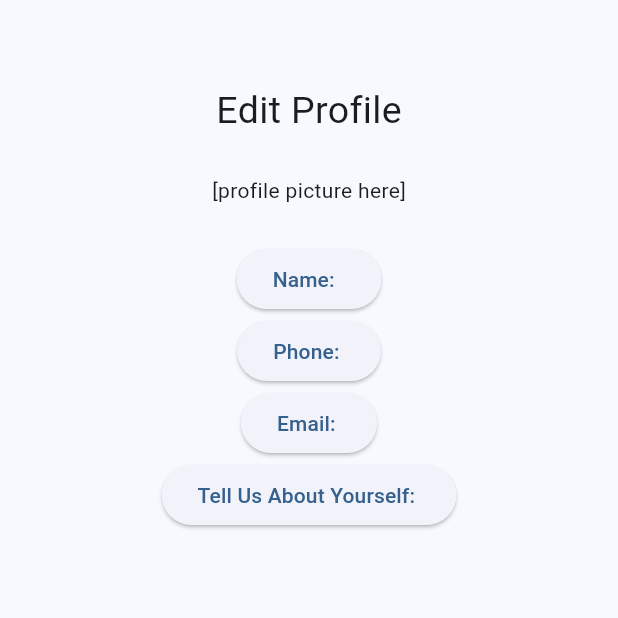
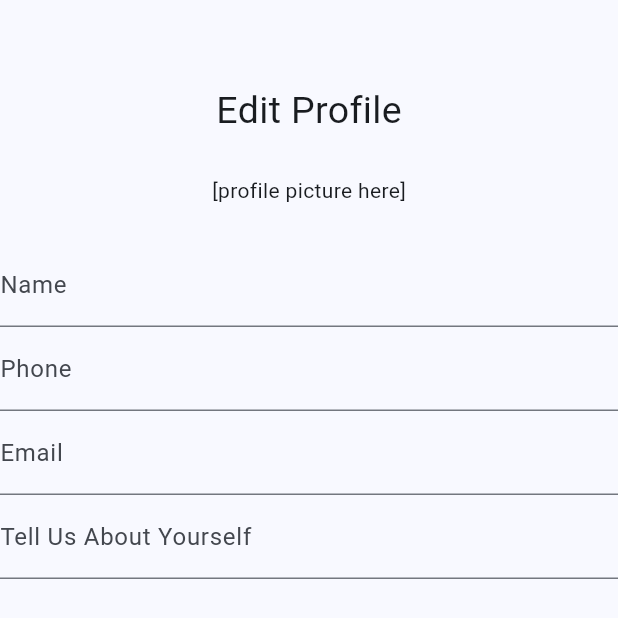
Before and after one commit to tietkenneth/ApproachableGeekDemo, a Flutter app: the screen it shows after launch, on a phone screen of 412 x 824 dp. Shown: the top 618 px of the screen. Run offline on Flutter 3.47's test engine with Material 3 defaults, Android fonts, the phone set to English and light mode, and no system bars.

Commit message:
Changed elevated buttons to readonly textfields

```diff
--- a/lib/main.dart
+++ b/lib/main.dart
@@ -104,6 +104,7 @@ class MyHomePage extends StatefulWidget {
 class _MyHomePageState extends State<MyHomePage> {
   TextEditingController firstNameController = TextEditingController();
   TextEditingController lastNameController = TextEditingController();
+  TextEditingController fullNameController = TextEditingController();
   TextEditingController phoneNumberController = TextEditingController();
   TextEditingController emailController = TextEditingController();
   TextEditingController descriptionController = TextEditingController();
@@ -149,11 +150,15 @@ class _MyHomePageState extends State<MyHomePage> {
               SizedBox(height: 25.0),
               Text("[profile picture here]"),
               SizedBox(height: 25.0),
-              ElevatedButton(
-                onPressed: () {
-                  // Set initial values for controllers
-                  firstNameController.text = userProfile.firstName;
-                  lastNameController.text = userProfile.lastName;
+              TextFormField(
+                  controller: firstNameController,
+                  readOnly: true,
+                  decoration: InputDecoration(
+                    labelText: "Name",
+                  ),
+                  onTap: () {
+                    //firstNameController.text = userProfile.firstName;
+                    //lastNameController.text = userProfile.lastName;
 
                     Navigator.push(
                       context,
@@ -165,13 +170,14 @@ class _MyHomePageState extends State<MyHomePage> {
                         ),
                       ),
                     );
-                },
-                child: Text(
-                    'Name: ${userProfile.firstName} ${userProfile.lastName}'),
+                  }),
+              TextFormField(
+                controller: phoneNumberController,
+                readOnly: true,
+                decoration: InputDecoration(
+                  labelText: "Phone",
                 ),
-              ElevatedButton(
-                onPressed: () {
-                  // Navigate to the second page when the button is pressed.
+                onTap: () {
                   Navigator.push(
                     context,
                     MaterialPageRoute(
@@ -181,11 +187,14 @@ class _MyHomePageState extends State<MyHomePage> {
                             )),
                   );
                 },
-                child: Text('Phone: ${userProfile.phoneNumber}'),
               ),
-              ElevatedButton(
-                onPressed: () {
-                  // Navigate to the second page when the button is pressed.
+              TextFormField(
+                  controller: emailController,
+                  readOnly: true,
+                  decoration: InputDecoration(
+                    labelText: "Email",
+                  ),
+                  onTap: () {
                     Navigator.push(
                       context,
                       MaterialPageRoute(
@@ -194,12 +203,13 @@ class _MyHomePageState extends State<MyHomePage> {
                                 emailController: emailController,
                               )),
                     );
-                },
-                child: Text('Email: ${userProfile.email}'),
-              ),
-              ElevatedButton(
-                onPressed: () {
-                  // Navigate to the second page when the button is pressed.
+                  }),
+              TextFormField(
+                  controller: descriptionController,
+                  readOnly: true,
+                  decoration:
+                      InputDecoration(labelText: "Tell Us About Yourself"),
+                  onTap: () {
                     Navigator.push(
                       context,
                       MaterialPageRoute(
@@ -207,15 +217,23 @@ class _MyHomePageState extends State<MyHomePage> {
                               onUpdate: updateProfile,
                               descriptionController: descriptionController)),
                     );
-                },
-                child:
-                    Text('Tell Us About Yourself: ${userProfile.description}'),
-              ),
+                  }),
             ],
           ),
         ),
       );
     });
+  }
+
+  void updateFullName() {
+    String firstName = firstNameController.text;
+    String lastName = lastNameController.text;
+
+    // Concatenate the first name and last name
+    String fullName = '$firstName $lastName';
+
+    // Set the concatenated full name to the third TextFormField
+    fullNameController.text = fullName;
   }
 }
 
```
Lines whose indentation alone changed are shown as unchanged.
